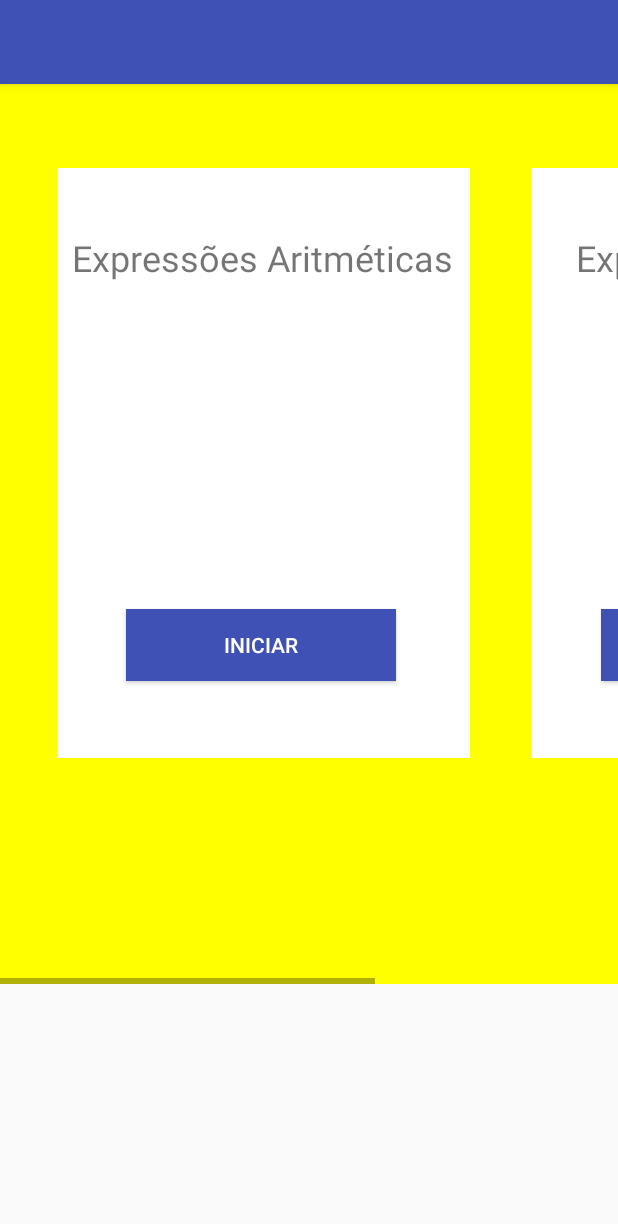
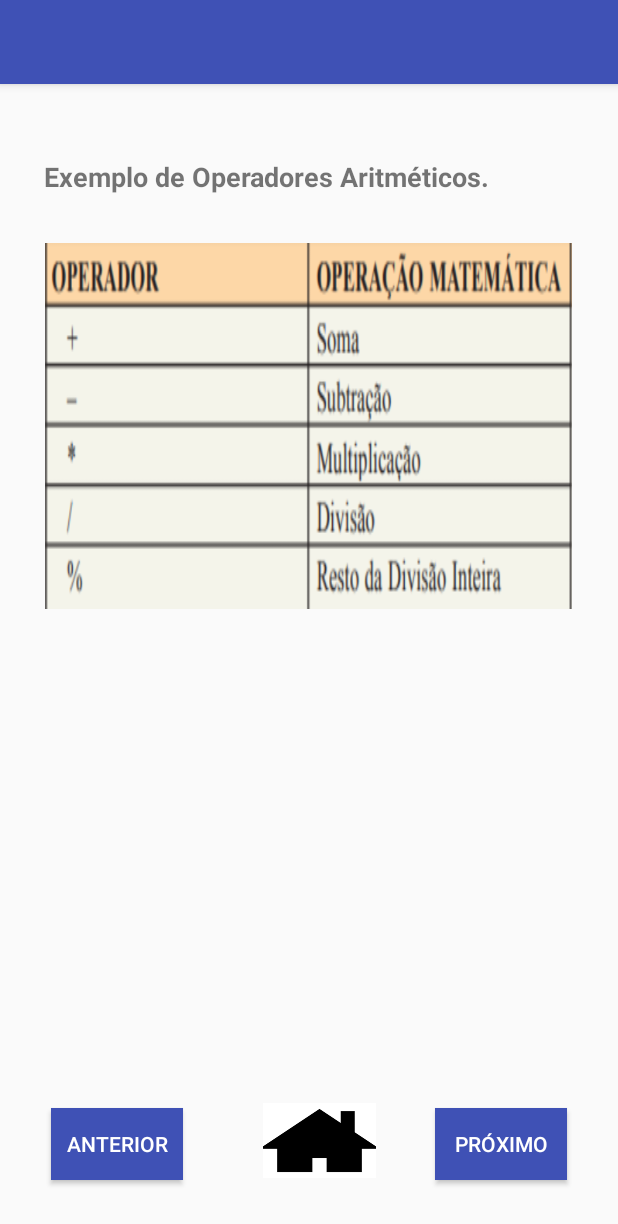
Before and after one commit to marcio944/ProjetoTCC, an Android app: the AritmeticasActivity screen opened directly, with no data from a screen before it, after a tap on "ANTERIOR", on a phone screen of 412 x 824 dp. Shown: the top 1224 px of the screen. Run offline under Robolectric (Android 15) with nearby library versions, the phone set to English and light mode, and no system bars.

Commit message:
Adicionando alterações

```diff
--- a/MeuAplicativo/app/src/main/AndroidManifest.xml
+++ b/MeuAplicativo/app/src/main/AndroidManifest.xml
@@ -94,7 +94,9 @@
         <activity android:name=".Introducao.Questao4AlgoritmosActivity" />
         <activity android:name=".Introducao.Questao5AlgoritmosActivity" />
         <activity android:name=".Dados.Questao4PrimitivosActivity" />
-        <activity android:name=".Dados.Questao5PrimitivosActivity"></activity>
+        <activity android:name=".Dados.Questao5PrimitivosActivity" />
+        <activity android:name=".Expressões.OperadoresAritmeticosActivity" />
+        <activity android:name=".Expressões.ExemploOperadoresAritmeticosActivity"></activity>
     </application>
 
 </manifest>
--- a/MeuAplicativo/app/src/main/java/com/aplicativo/lenovouser/meuaplicativo/Expressões/AritmeticasActivity.java
+++ b/MeuAplicativo/app/src/main/java/com/aplicativo/lenovouser/meuaplicativo/Expressões/AritmeticasActivity.java
@@ -22,7 +22,7 @@ public class AritmeticasActivity extends AppCompatActivity {
     }
 
     public void anterior(View view){
-        Intent intent = new Intent(AritmeticasActivity.this, ExpressoesActivity.class);
+        Intent intent = new Intent(AritmeticasActivity.this, ExemploOperadoresAritmeticosActivity.class);
         startActivity(intent);
     }
 
--- /dev/null
+++ b/MeuAplicativo/app/src/main/java/com/aplicativo/lenovouser/meuaplicativo/Expressões/ExemploOperadoresAritmeticosActivity.java
@@ -0,0 +1,34 @@
+package com.aplicativo.lenovouser.meuaplicativo.Expressões;
+
+import android.content.Intent;
+import android.support.v7.app.AppCompatActivity;
+import android.os.Bundle;
+import android.view.View;
+
+import com.aplicativo.lenovouser.meuaplicativo.MainActivity;
+import com.aplicativo.lenovouser.meuaplicativo.R;
+
+public class ExemploOperadoresAritmeticosActivity extends AppCompatActivity {
+
+    @Override
+    protected void onCreate(Bundle savedInstanceState) {
+        super.onCreate(savedInstanceState);
+        setContentView(R.layout.activity_exemplo_operadores_aritmeticos);
+    }
+
+    public void inicio(View view){
+        Intent intent = new Intent(ExemploOperadoresAritmeticosActivity.this, MainActivity.class);
+        startActivity(intent);
+    }
+
+    public void anterior(View view){
+        Intent intent = new Intent(ExemploOperadoresAritmeticosActivity.this, OperadoresAritmeticosActivity.class);
+        startActivity(intent);
+    }
+
+    public void proximo(View view){
+        Intent intent = new Intent(ExemploOperadoresAritmeticosActivity.this, AritmeticasActivity.class);
+        startActivity(intent);
+    }
+
+}
--- a/MeuAplicativo/app/src/main/java/com/aplicativo/lenovouser/meuaplicativo/Expressões/ExpressoesActivity.java
+++ b/MeuAplicativo/app/src/main/java/com/aplicativo/lenovouser/meuaplicativo/Expressões/ExpressoesActivity.java
@@ -16,7 +16,7 @@ public class ExpressoesActivity extends AppCompatActivity {
     }
 
     public void aritmeticas(View view){
-        Intent intent = new Intent(ExpressoesActivity.this, AritmeticasActivity.class);
+        Intent intent = new Intent(ExpressoesActivity.this, OperadoresAritmeticosActivity.class);
         startActivity(intent);
     }
 
--- a/MeuAplicativo/app/src/main/java/com/aplicativo/lenovouser/meuaplicativo/MainActivity.java
+++ b/MeuAplicativo/app/src/main/java/com/aplicativo/lenovouser/meuaplicativo/MainActivity.java
@@ -33,7 +33,7 @@ public class MainActivity extends AppCompatActivity {
         startActivity(intent);
     }
 
-    public void expressoes(View view){
+    public void operadoresexpressoes(View view){
         Intent intent = new Intent(MainActivity.this, ExpressoesActivity.class);
         startActivity(intent);
     }
--- a/MeuAplicativo/app/src/main/res/layout/activity_aritmeticas.xml
+++ b/MeuAplicativo/app/src/main/res/layout/activity_aritmeticas.xml
@@ -17,7 +17,7 @@
             android:layout_alignParentTop="true"
             android:layout_centerHorizontal="true"
             android:layout_marginTop="43dp"
-            android:text="\t \t \t As expressões aritméticas são aquelas em que os operadores são aritméticos e os operandos são valores do tipo numérico (inteiro ou real). \n \n \t \t \t Esses valores numéricos podem ser acessados por meio de identificadores constantes ou por meio de variáveis. As operações aritméticas fundamentais são: adição, subtração, multiplicação, divisão, potenciação, divisão inteira e o resto (módulo)."
+            android:text="As expressões aritméticas são aquelas em que os operadores são aritméticos e os operandos são valores do tipo numérico (inteiro ou real). \nEsses valores numéricos podem ser acessados por meio de identificadores constantes ou por meio de variáveis. As operações aritméticas fundamentais são: adição, subtração, multiplicação, divisão, potenciação, divisão inteira e o resto (módulo)."
             android:textSize="20dp"
             tools:layout_editor_absoluteX="163dp"
             tools:layout_editor_absoluteY="55dp" />
--- /dev/null
+++ b/MeuAplicativo/app/src/main/res/layout/activity_exemplo_operadores_aritmeticos.xml
@@ -0,0 +1,76 @@
+<?xml version="1.0" encoding="utf-8"?>
+<android.support.constraint.ConstraintLayout xmlns:android="http://schemas.android.com/apk/res/android"
+    xmlns:app="http://schemas.android.com/apk/res-auto"
+    xmlns:tools="http://schemas.android.com/tools"
+    android:layout_width="match_parent"
+    android:layout_height="match_parent"
+    tools:context=".Expressões.ExemploOperadoresAritmeticosActivity">
+
+    <RelativeLayout
+        android:layout_width="match_parent"
+        android:layout_height="match_parent"
+        tools:layout_editor_absoluteX="0dp"
+        tools:layout_editor_absoluteY="320dp">
+
+        <TextView
+            android:id="@+id/textView57"
+            android:layout_width="353dp"
+            android:layout_height="wrap_content"
+            android:layout_alignParentTop="true"
+            android:layout_centerHorizontal="true"
+            android:layout_marginTop="49dp"
+            android:text="Exemplo de Operadores Aritméticos."
+            android:textSize="18dp"
+            android:textStyle="bold" />
+
+        <ImageView
+            android:id="@+id/imageView14"
+            android:layout_width="351dp"
+            android:layout_height="244dp"
+            android:layout_alignParentTop="true"
+            android:layout_centerHorizontal="true"
+            android:layout_marginTop="106dp"
+            android:background="@null"
+            android:scaleType="fitXY"
+            app:srcCompat="@drawable/operadoresaritmeticos" />
+
+        <Button
+            android:id="@+id/button77"
+            android:layout_width="wrap_content"
+            android:layout_height="wrap_content"
+            android:layout_alignParentStart="true"
+            android:layout_alignParentBottom="true"
+            android:layout_marginStart="34dp"
+            android:layout_marginBottom="37dp"
+            android:background="@color/colorPrimary"
+            android:onClick="anterior"
+            android:text="Anterior"
+            android:textColor="#ffffff" />
+
+        <Button
+            android:id="@+id/button78"
+            android:layout_width="wrap_content"
+            android:layout_height="wrap_content"
+            android:layout_alignTop="@+id/button77"
+            android:layout_alignParentEnd="true"
+            android:layout_marginTop="0dp"
+            android:layout_marginEnd="34dp"
+            android:background="@color/colorPrimary"
+            android:onClick="proximo"
+            android:text="Próximo"
+            android:textColor="#ffffff" />
+
+        <ImageButton
+            android:id="@+id/imageButton19"
+            android:layout_width="75dp"
+            android:layout_height="50dp"
+            android:layout_alignTop="@+id/button77"
+            android:layout_marginTop="-3dp"
+            android:layout_marginEnd="39dp"
+            android:layout_toStartOf="@+id/button78"
+            android:background="@null"
+            android:onClick="inicio"
+            android:scaleType="fitXY"
+            app:srcCompat="@drawable/home" />
+    </RelativeLayout>
+</android.support.constraint.ConstraintLayout>
--- a/MeuAplicativo/app/src/main/res/layout/activity_expressoes.xml
+++ b/MeuAplicativo/app/src/main/res/layout/activity_expressoes.xml
@@ -36,7 +36,7 @@
                 android:layout_marginStart="-265dp"
                 android:layout_marginTop="96dp"
                 android:fontFamily="Times new Roman"
-                android:text="Expressões Aritméticas"
+                android:text="Operadores Aritméticos\nExpressões Aritméticas"
                 android:textSize="24dp" />
 
             <Button
--- a/MeuAplicativo/app/src/main/res/layout/activity_main.xml
+++ b/MeuAplicativo/app/src/main/res/layout/activity_main.xml
@@ -54,7 +54,7 @@
                     android:layout_alignStart="@+id/imageButton_Introducao"
                     android:layout_marginTop="232dp"
                     android:background="@null"
-                    android:onClick="expressoes"
+                    android:onClick="operadoresexpressoes"
                     android:scaleType="fitXY"
                     app:srcCompat="@drawable/operadores_aritmeticos2"
                     tools:layout_editor_absoluteX="41dp"
@@ -85,7 +85,7 @@
                     android:layout_alignParentBottom="true"
                     android:layout_alignStart="@+id/imageButton_Expressoes"
                     android:layout_marginBottom="249dp"
-                    android:text="Expressões" />
+                    android:text="Operadores e Expressões" />
 
                 <ImageButton
                     android:id="@+id/imageButton_Condicao"
--- a/MeuAplicativo/app/src/main/res/layout/activity_precedencia_aritmeticos.xml
+++ b/MeuAplicativo/app/src/main/res/layout/activity_precedencia_aritmeticos.xml
@@ -19,7 +19,7 @@
             android:layout_alignParentTop="true"
             android:layout_centerHorizontal="true"
             android:layout_marginTop="26dp"
-            android:text="\t \t \t Quando uma expressão aritmética precisa ser avaliada num algoritmo, o analisador processa a expressão dando prioridade para certos operadores. As sub-expressões que contém estes operadores serão avaliadas primeiro e seu valor substituído pela sub-expressão inteira. A seguir a próxima sub-expressão na ordem é avaliada e assim por diante até que toda a expressão corresponda a um só valor. A Tabela 4.2 mostra a ordem de prioridade na avaliação dos operadores numa expressão aritmética, chamada de precedência de operadores."
+            android:text="Quando uma expressão aritmética precisa ser avaliada num algoritmo, o analisador processa a expressão dando prioridade para certos operadores. As sub-expressões que contém estes operadores serão avaliadas primeiro e seu valor substituído pela sub-expressão inteira. A seguir a próxima sub-expressão na ordem é avaliada e assim por diante até que toda a expressão corresponda a um só valor. A Tabela da próxima tela mostra a ordem de prioridade na avaliação dos operadores numa expressão aritmética, chamada de precedência de operadores."
             android:textSize="20dp" />
 
         <Button
```
Also changed, not shown: MeuAplicativo/app/src/main/java/com/aplicativo/lenovouser/meuaplicativo/Expressões/OperadoresAritmeticosActivity.java (added, +34 -0 lines), MeuAplicativo/app/src/main/res/layout/activity_operadores_aritmeticos.xml (added, +63 -0 lines), MeuAplicativo/app/src/main/res/drawable/operadoresaritmeticos.png (added).
